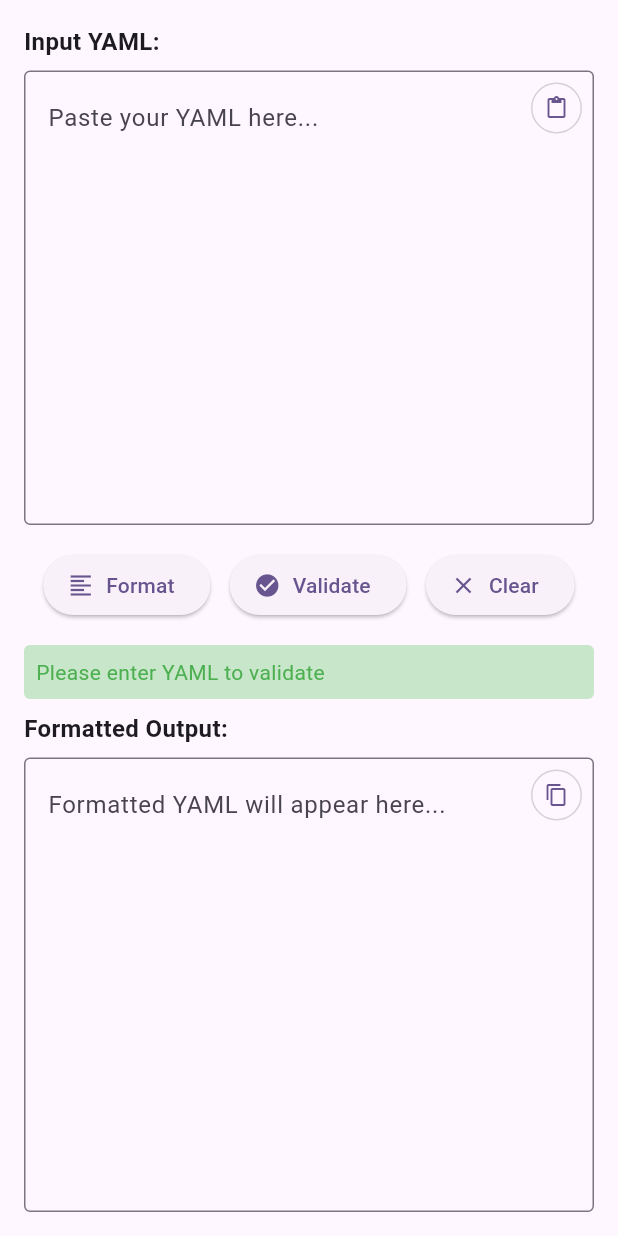
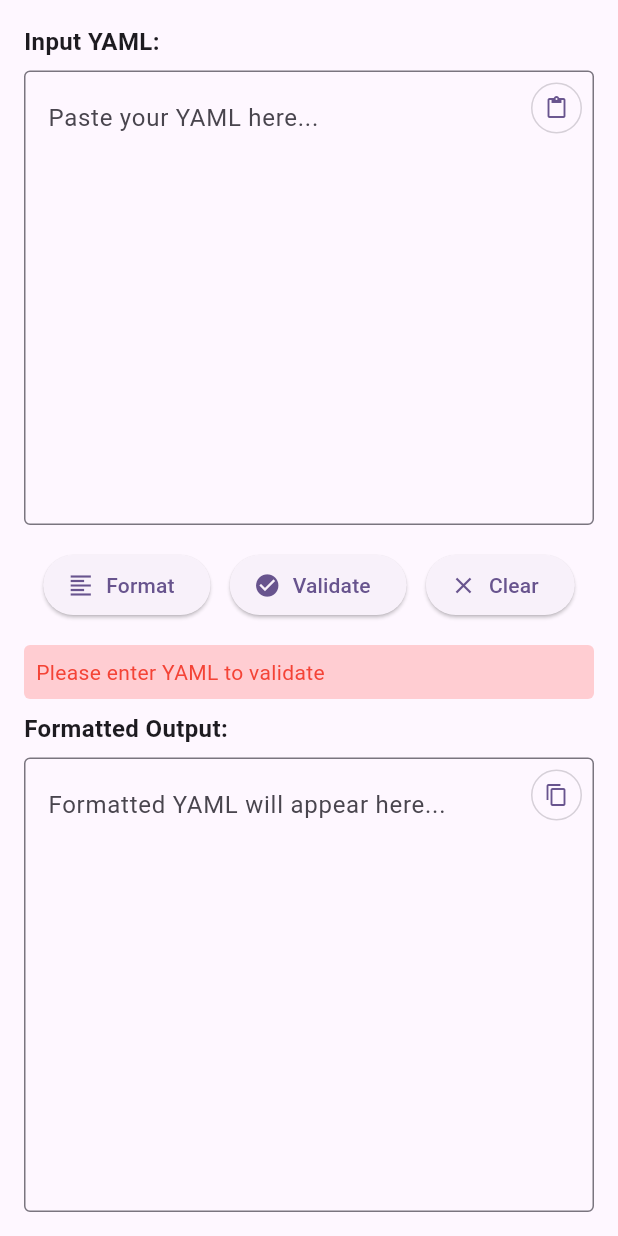
Before and after one commit to sutanto1010/devtools, a Flutter app: the YamlFormatterScreen screen opened directly, after a tap on "Format", after a tap on "Validate", on a phone screen of 412 x 824 dp. Run offline on Flutter 3.47's test engine with Material 3 defaults, Android fonts, the phone set to English and light mode, and no system bars; our stand-ins replace file_picker, package_info_plus, sqflite, webview_flutter, yaml; missing offline and left inert: encrypt, network_tools, openpgp, pro_image_editor, screen_capturer, super_clipboard and 3 more; accounts and stored records are empty.

Commit message:
fix(yaml_formatter): change error message validation from contains to exact match

```diff
--- a/lib/screens/yaml_formatter_screen.dart
+++ b/lib/screens/yaml_formatter_screen.dart
@@ -301,7 +301,7 @@ class _YamlFormatterScreenState extends State<YamlFormatterScreen> {
               Container(
                 padding: const EdgeInsets.all(8),
                 decoration: BoxDecoration(
-                  color: _errorMessage.contains('valid')
+                  color: _errorMessage == 'YAML is valid!'
                       ? Colors.green.shade100
                       : Colors.red.shade100,
                   borderRadius: BorderRadius.circular(4),
@@ -309,7 +309,7 @@ class _YamlFormatterScreenState extends State<YamlFormatterScreen> {
                 child: Text(
                   _errorMessage,
                   style: TextStyle(
-                    color: _errorMessage.contains('valid')
+                    color: _errorMessage == 'YAML is valid!'
                         ? Colors.green
                         : Colors.red,
                   ),
```
